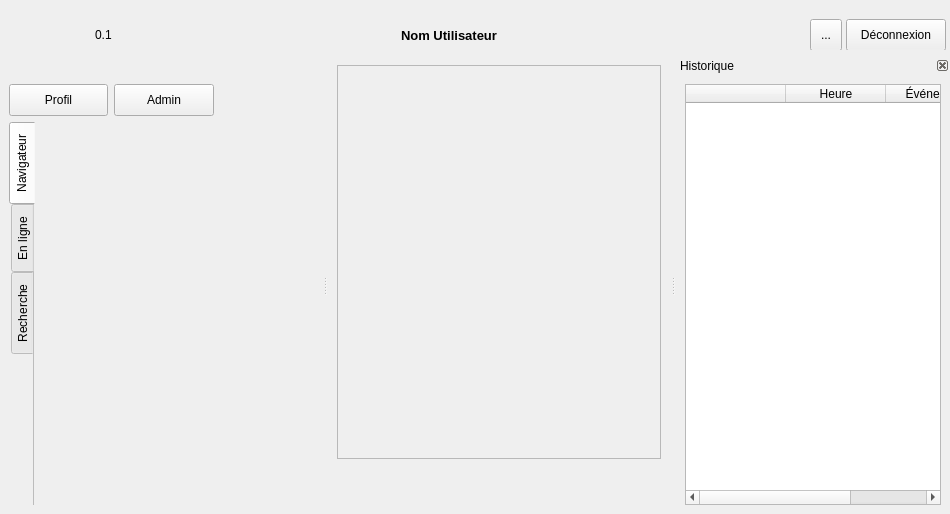
Old version of the form client/src/main/MainWindow.ui in the repository introlab/openteraplus.
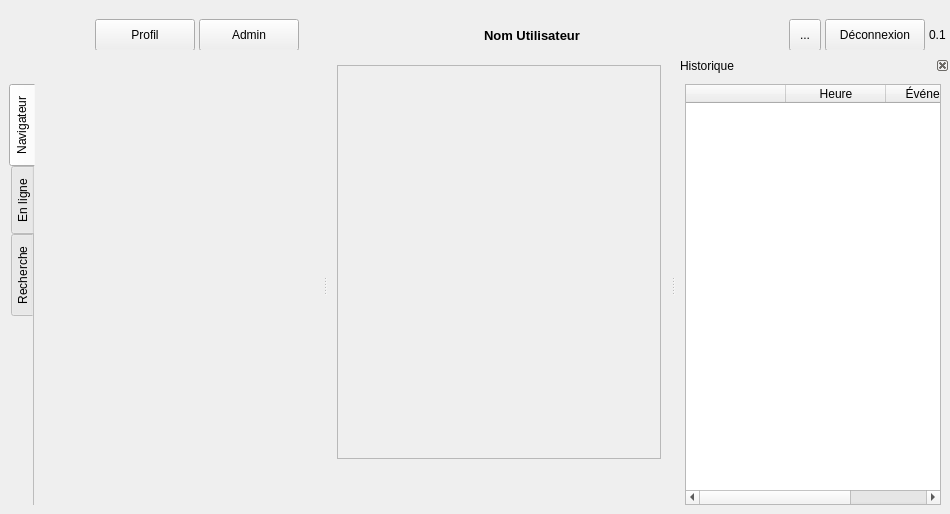
New version of the form. Icons and pictures are not drawn. Custom widgets are drawn as their Qt base class.

```diff
--- a/client/src/main/MainWindow.ui
+++ b/client/src/main/MainWindow.ui
@@ -139,7 +139,7 @@
    </property>
    <property name="minimumSize">
     <size>
-     <width>409</width>
+     <width>595</width>
      <height>50</height>
     </size>
    </property>
@@ -210,18 +210,78 @@
       </widget>
      </item>
      <item>
-      <widget class="QLabel" name="lblVersion">
+      <widget class="QPushButton" name="btnEditUser">
+       <property name="sizePolicy">
+        <sizepolicy hsizetype="Expanding" vsizetype="Fixed">
+         <horstretch>0</horstretch>
+         <verstretch>0</verstretch>
+        </sizepolicy>
+       </property>
        <property name="minimumSize">
         <size>
          <width>0</width>
          <height>32</height>
         </size>
        </property>
+       <property name="maximumSize">
+        <size>
+         <width>100</width>
+         <height>16777215</height>
+        </size>
+       </property>
+       <property name="cursor">
+        <cursorShape>PointingHandCursor</cursorShape>
+       </property>
        <property name="text">
-        <string>0.1</string>
+        <string>Profil</string>
        </property>
-       <property name="alignment">
-        <set>Qt::AlignLeading|Qt::AlignLeft|Qt::AlignVCenter</set>
+       <property name="icon">
+        <iconset resource="../../resources/TeraClient.qrc">
+         <normaloff>:/icons/software_user.png</normaloff>:/icons/software_user.png</iconset>
+       </property>
+       <property name="iconSize">
+        <size>
+         <width>20</width>
+         <height>20</height>
+        </size>
+       </property>
+      </widget>
+     </item>
+     <item>
+      <widget class="QPushButton" name="btnConfig">
+       <property name="sizePolicy">
+        <sizepolicy hsizetype="Expanding" vsizetype="Fixed">
+         <horstretch>0</horstretch>
+         <verstretch>0</verstretch>
+        </sizepolicy>
+       </property>
+       <property name="minimumSize">
+        <size>
+         <width>0</width>
+         <height>32</height>
+        </size>
+       </property>
+       <property name="maximumSize">
+        <size>
+         <width>100</width>
+         <height>16777215</height>
+        </size>
+       </property>
+       <property name="cursor">
+        <cursorShape>PointingHandCursor</cursorShape>
+       </property>
+       <property name="text">
+        <string>Admin</string>
+       </property>
+       <property name="icon">
+        <iconset resource="../../resources/TeraClient.qrc">
+         <normaloff>:/icons/config.png</normaloff>:/icons/config.png</iconset>
+       </property>
+       <property name="iconSize">
+        <size>
+         <width>20</width>
+         <height>20</height>
+        </size>
        </property>
       </widget>
      </item>
@@ -362,6 +422,22 @@
        </property>
       </widget>
      </item>
+     <item>
+      <widget class="QLabel" name="lblVersion">
+       <property name="minimumSize">
+        <size>
+         <width>0</width>
+         <height>32</height>
+        </size>
+       </property>
+       <property name="text">
+        <string>0.1</string>
+       </property>
+       <property name="alignment">
+        <set>Qt::AlignLeading|Qt::AlignLeft|Qt::AlignVCenter</set>
+       </property>
+      </widget>
+     </item>
     </layout>
    </widget>
   </widget>
@@ -377,99 +453,6 @@
    </attribute>
    <widget class="QWidget" name="dockWidgetContents">
     <layout class="QVBoxLayout" name="verticalLayout_3">
-     <item>
-      <layout class="QHBoxLayout" name="horizontalLayout_6">
-       <item>
-        <widget class="QPushButton" name="btnEditUser">
-         <property name="sizePolicy">
-          <sizepolicy hsizetype="Expanding" vsizetype="Fixed">
-           <horstretch>0</horstretch>
-           <verstretch>0</verstretch>
-          </sizepolicy>
-         </property>
-         <property name="minimumSize">
-          <size>
-           <width>0</width>
-           <height>32</height>
-          </size>
-         </property>
-         <property name="maximumSize">
-          <size>
-           <width>100</width>
-           <height>16777215</height>
-          </size>
-         </property>
-         <property name="cursor">
-          <cursorShape>PointingHandCursor</cursorShape>
-         </property>
-         <property name="text">
-          <string>Profil</string>
-         </property>
-         <property name="icon">
-          <iconset resource="../../resources/TeraClient.qrc">
-           <normaloff>:/icons/software_user.png</normaloff>:/icons/software_user.png</iconset>
-         </property>
-         <property name="iconSize">
-          <size>
-           <width>20</width>
-           <height>20</height>
-          </size>
-         </property>
-        </widget>
-       </item>
-       <item>
-        <widget class="QPushButton" name="btnConfig">
-         <property name="sizePolicy">
-          <sizepolicy hsizetype="Expanding" vsizetype="Fixed">
-           <horstretch>0</horstretch>
-           <verstretch>0</verstretch>
-          </sizepolicy>
-         </property>
-         <property name="minimumSize">
-          <size>
-           <width>0</width>
-           <height>32</height>
-          </size>
-         </property>
-         <property name="maximumSize">
-          <size>
-           <width>100</width>
-           <height>16777215</height>
-          </size>
-         </property>
-         <property name="cursor">
-          <cursorShape>PointingHandCursor</cursorShape>
-         </property>
-         <property name="text">
-          <string>Admin</string>
-         </property>
-         <property name="icon">
-          <iconset resource="../../resources/TeraClient.qrc">
-           <normaloff>:/icons/config.png</normaloff>:/icons/config.png</iconset>
-         </property>
-         <property name="iconSize">
-          <size>
-           <width>20</width>
-           <height>20</height>
-          </size>
-         </property>
-        </widget>
-       </item>
-       <item>
-        <spacer name="horizontalSpacer_3">
-         <property name="orientation">
-          <enum>Qt::Horizontal</enum>
-         </property>
-         <property name="sizeHint" stdset="0">
-          <size>
-           <width>40</width>
-           <height>20</height>
-          </size>
-         </property>
-        </spacer>
-       </item>
-      </layout>
-     </item>
      <item>
       <widget class="QSplitter" name="splitterLeft">
        <property name="sizePolicy">
```
Left out of the diff: 2 changed lines with no effect on the pictures.
